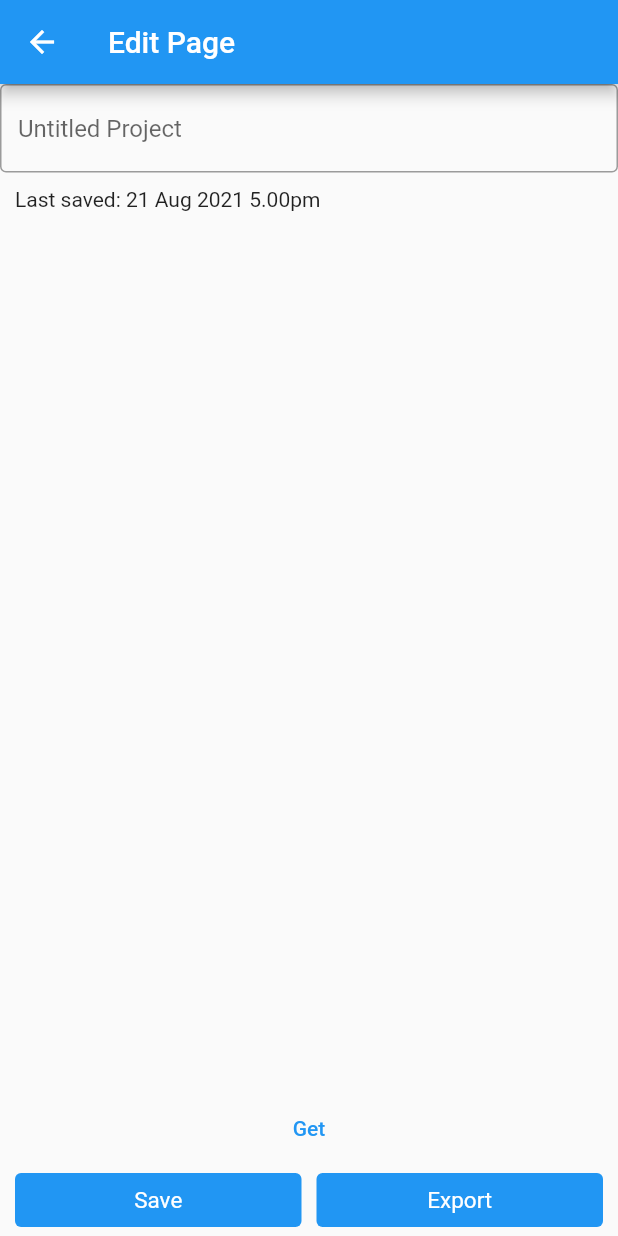
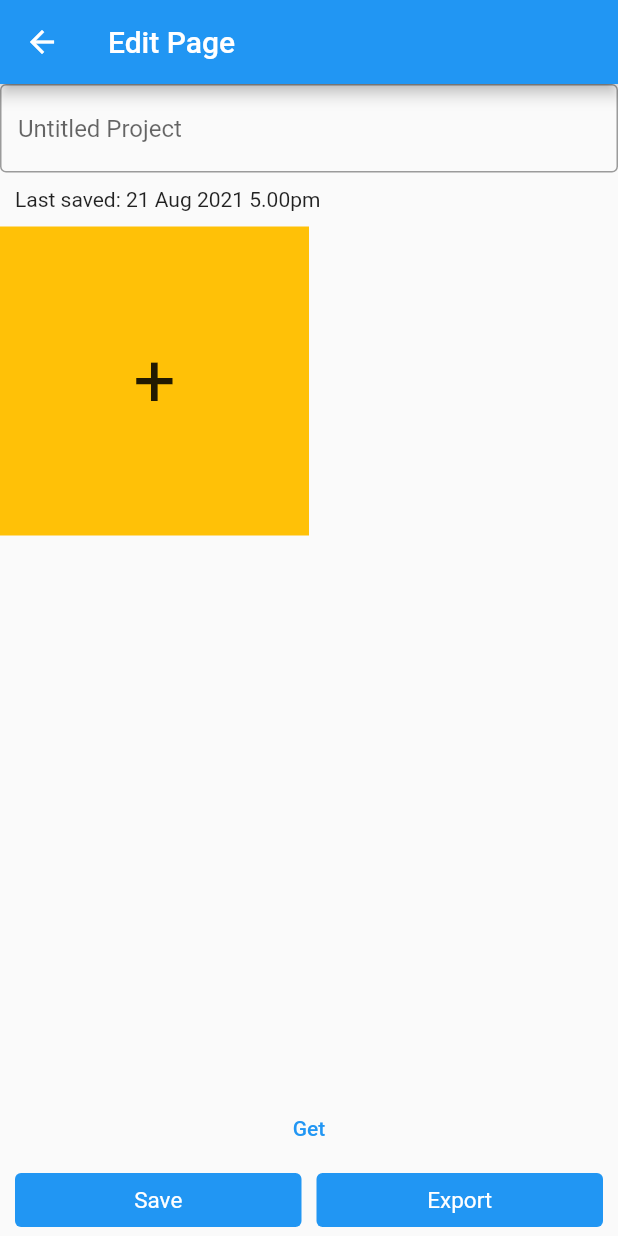
Before and after one commit to eimiveritas/EE3080_DIP049, a Flutter app: the EditProjectPage screen opened directly with empty values, after a tap on "Get", on a phone screen of 412 x 824 dp. Run offline on Flutter 3.47's test engine with Material 2 defaults, Android fonts, the phone set to English and light mode, and no system bars; our stand-ins replace image_picker; missing offline and left inert: advance_pdf_viewer.

Commit message:
Created button to add image to project

```diff
--- a/lib/edit_project.dart
+++ b/lib/edit_project.dart
@@ -95,6 +95,26 @@ class _EditProjectPageState extends State<EditProjectPage> {
           ],
         ));
       }
+
+      listings.add(new Stack(
+        children: <Widget>[
+          Material(
+              color: Colors.amber,
+              child: InkWell(
+                onTap: () {
+                  debugPrint("You clicked on page!");
+                },
+                child: ClipRect(
+                  child: Align(
+                    alignment: Alignment.center,
+                    //heightFactor: 1,
+                    child: Text("+", style: TextStyle(fontSize: 50)),
+                  ),
+                ),
+              )),
+        ],
+      ));
+
       setState(() {
         listArray = listings;
       });
```
